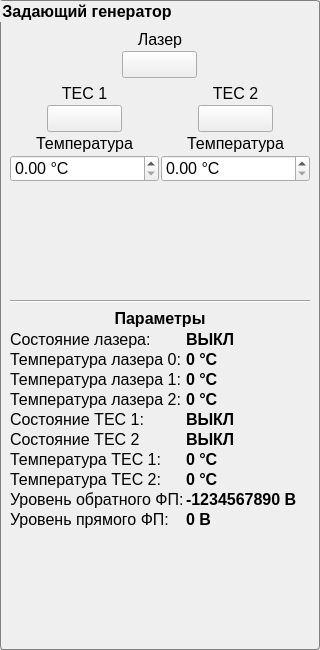
The window that generator_panel.ui (bulkanul/EVO_YFL_1064_GUI_coherent2) describes before a commit, drawn with Qt 5.
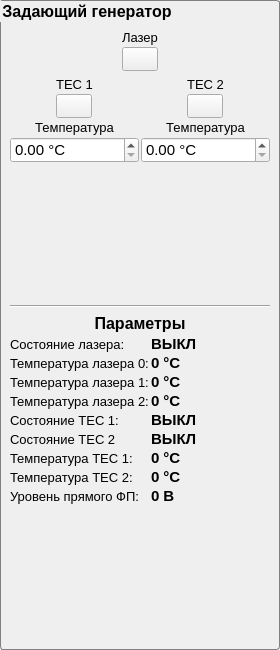
The same window after the commit. Icons and pictures are not drawn.

The edit to the form file:
```diff
--- a/generator_panel.ui
+++ b/generator_panel.ui
@@ -6,19 +6,19 @@
    <rect>
     <x>0</x>
     <y>0</y>
-    <width>320</width>
+    <width>280</width>
     <height>650</height>
    </rect>
   </property>
   <property name="minimumSize">
    <size>
-    <width>320</width>
+    <width>280</width>
     <height>0</height>
    </size>
   </property>
   <property name="maximumSize">
    <size>
-    <width>320</width>
+    <width>290</width>
     <height>16777215</height>
    </size>
   </property>
@@ -60,6 +60,12 @@
      <property name="title">
       <string>Задающий генератор</string>
      </property>
+     <property name="flat">
+      <bool>false</bool>
+     </property>
+     <property name="checkable">
+      <bool>false</bool>
+     </property>
      <layout class="QVBoxLayout" name="verticalLayout_2">
       <property name="leftMargin">
        <number>9</number>
@@ -92,7 +98,7 @@
             <property name="font">
              <font>
               <family>Arial</family>
-              <pointsize>12</pointsize>
+              <pointsize>10</pointsize>
              </font>
             </property>
             <property name="text">
@@ -111,14 +117,14 @@
            <widget class="QPushButton" name="pb_laser_onoff">
             <property name="minimumSize">
              <size>
-              <width>75</width>
-              <height>27</height>
+              <width>36</width>
+              <height>24</height>
              </size>
             </property>
             <property name="maximumSize">
              <size>
-              <width>75</width>
-              <height>27</height>
+              <width>36</width>
+              <height>24</height>
              </size>
             </property>
             <property name="styleSheet">
@@ -172,7 +178,7 @@
               <property name="font">
                <font>
                 <family>Arial</family>
-                <pointsize>12</pointsize>
+                <pointsize>10</pointsize>
                </font>
               </property>
               <property name="text">
@@ -191,14 +197,14 @@
              <widget class="QPushButton" name="pb_tec_1_onoff">
               <property name="minimumSize">
                <size>
-                <width>75</width>
-                <height>27</height>
+                <width>36</width>
+                <height>24</height>
                </size>
               </property>
               <property name="maximumSize">
                <size>
-                <width>75</width>
-                <height>27</height>
+                <width>36</width>
+                <height>24</height>
                </size>
               </property>
               <property name="styleSheet">
@@ -245,7 +251,7 @@
                 <property name="font">
                  <font>
                   <family>Arial</family>
-                  <pointsize>12</pointsize>
+                  <pointsize>10</pointsize>
                  </font>
                 </property>
                 <property name="text">
@@ -264,7 +270,7 @@
                <widget class="QDoubleSpinBox" name="dsb_temp_1">
                 <property name="font">
                  <font>
-                  <pointsize>12</pointsize>
+                  <pointsize>11</pointsize>
                  </font>
                 </property>
                 <property name="suffix">
@@ -287,7 +293,7 @@
               <property name="font">
                <font>
                 <family>Arial</family>
-                <pointsize>12</pointsize>
+                <pointsize>10</pointsize>
                </font>
               </property>
               <property name="text">
@@ -306,14 +312,14 @@
              <widget class="QPushButton" name="pb_tec_2_onoff">
               <property name="minimumSize">
                <size>
-                <width>75</width>
-                <height>27</height>
+                <width>36</width>
+                <height>24</height>
                </size>
               </property>
               <property name="maximumSize">
                <size>
-                <width>75</width>
-                <height>27</height>
+                <width>36</width>
+                <height>24</height>
                </size>
               </property>
               <property name="styleSheet">
@@ -360,7 +366,7 @@
                 <property name="font">
                  <font>
                   <family>Arial</family>
-                  <pointsize>12</pointsize>
+                  <pointsize>10</pointsize>
                  </font>
                 </property>
                 <property name="text">
@@ -379,7 +385,7 @@
                <widget class="QDoubleSpinBox" name="dsb_temp_2">
                 <property name="font">
                  <font>
-                  <pointsize>12</pointsize>
+                  <pointsize>11</pointsize>
                  </font>
                 </property>
                 <property name="suffix">
@@ -451,7 +457,7 @@
             <property name="font">
              <font>
               <family>Arial</family>
-              <pointsize>12</pointsize>
+              <pointsize>10</pointsize>
              </font>
             </property>
             <property name="text">
@@ -476,7 +482,7 @@
             <property name="font">
              <font>
               <family>Arial</family>
-              <pointsize>12</pointsize>
+              <pointsize>11</pointsize>
               <weight>75</weight>
               <bold>true</bold>
              </font>
@@ -491,7 +497,7 @@
             <property name="font">
              <font>
               <family>Arial</family>
-              <pointsize>12</pointsize>
+              <pointsize>10</pointsize>
              </font>
             </property>
             <property name="text">
@@ -516,7 +522,87 @@
             <property name="font">
              <font>
               <family>Arial</family>
-              <pointsize>12</pointsize>
+              <pointsize>11</pointsize>
+              <weight>75</weight>
+              <bold>true</bold>
+             </font>
+            </property>
+            <property name="text">
+             <string>0 °C</string>
+            </property>
+           </widget>
+          </item>
+          <item row="2" column="0">
+           <widget class="QLabel" name="label_2">
+            <property name="font">
+             <font>
+              <family>Arial</family>
+              <pointsize>10</pointsize>
+             </font>
+            </property>
+            <property name="text">
+             <string>Температура лазера 1:</string>
+            </property>
+           </widget>
+          </item>
+          <item row="2" column="1">
+           <widget class="QLabel" name="l_laser_temp_1">
+            <property name="minimumSize">
+             <size>
+              <width>120</width>
+              <height>0</height>
+             </size>
+            </property>
+            <property name="maximumSize">
+             <size>
+              <width>120</width>
+              <height>16777215</height>
+             </size>
+            </property>
+            <property name="font">
+             <font>
+              <family>Arial</family>
+              <pointsize>11</pointsize>
+              <weight>75</weight>
+              <bold>true</bold>
+             </font>
+            </property>
+            <property name="text">
+             <string>0 °C</string>
+            </property>
+           </widget>
+          </item>
+          <item row="3" column="0">
+           <widget class="QLabel" name="label_3">
+            <property name="font">
+             <font>
+              <family>Arial</family>
+              <pointsize>10</pointsize>
+             </font>
+            </property>
+            <property name="text">
+             <string>Температура лазера 2:</string>
+            </property>
+           </widget>
+          </item>
+          <item row="3" column="1">
+           <widget class="QLabel" name="l_laser_temp_2">
+            <property name="minimumSize">
+             <size>
+              <width>120</width>
+              <height>0</height>
+             </size>
+            </property>
+            <property name="maximumSize">
+             <size>
+              <width>120</width>
+              <height>16777215</height>
+             </size>
+            </property>
+            <property name="font">
+             <font>
+              <family>Arial</family>
+              <pointsize>11</pointsize>
               <weight>75</weight>
               <bold>true</bold>
              </font>
@@ -531,7 +617,7 @@
             <property name="font">
              <font>
               <family>Arial</family>
-              <pointsize>12</pointsize>
+              <pointsize>10</pointsize>
              </font>
             </property>
             <property name="text">
@@ -556,7 +642,47 @@
             <property name="font">
              <font>
               <family>Arial</family>
-              <pointsize>12</pointsize>
+              <pointsize>11</pointsize>
+              <weight>75</weight>
+              <bold>true</bold>
+             </font>
+            </property>
+            <property name="text">
+             <string>ВЫКЛ</string>
+            </property>
+           </widget>
+          </item>
+          <item row="5" column="0">
+           <widget class="QLabel" name="label_6">
+            <property name="font">
+             <font>
+              <family>Arial</family>
+              <pointsize>10</pointsize>
+             </font>
+            </property>
+            <property name="text">
+             <string>Состояние TEC 2</string>
+            </property>
+           </widget>
+          </item>
+          <item row="5" column="1">
+           <widget class="QLabel" name="l_tec_state_2">
+            <property name="minimumSize">
+             <size>
+              <width>120</width>
+              <height>0</height>
+             </size>
+            </property>
+            <property name="maximumSize">
+             <size>
+              <width>120</width>
+              <height>16777215</height>
+             </size>
+            </property>
+            <property name="font">
+             <font>
+              <family>Arial</family>
+              <pointsize>11</pointsize>
               <weight>75</weight>
               <bold>true</bold>
              </font>
@@ -571,7 +697,7 @@
             <property name="font">
              <font>
               <family>Arial</family>
-              <pointsize>12</pointsize>
+              <pointsize>10</pointsize>
              </font>
             </property>
             <property name="text">
@@ -596,7 +722,7 @@
             <property name="font">
              <font>
               <family>Arial</family>
-              <pointsize>12</pointsize>
+              <pointsize>11</pointsize>
               <weight>75</weight>
               <bold>true</bold>
              </font>
@@ -606,131 +732,12 @@
             </property>
            </widget>
           </item>
-          <item row="8" column="0">
-           <widget class="QLabel" name="label_14">
-            <property name="font">
-             <font>
-              <family>Arial</family>
-              <pointsize>12</pointsize>
-             </font>
-            </property>
-            <property name="text">
-             <string>Уровень обратного ФП:</string>
-            </property>
-           </widget>
-          </item>
-          <item row="8" column="1">
-           <widget class="QLabel" name="l_pd_back">
-            <property name="minimumSize">
-             <size>
-              <width>120</width>
-              <height>0</height>
-             </size>
-            </property>
-            <property name="maximumSize">
-             <size>
-              <width>120</width>
-              <height>16777215</height>
-             </size>
-            </property>
-            <property name="font">
-             <font>
-              <family>Arial</family>
-              <pointsize>12</pointsize>
-              <weight>75</weight>
-              <bold>true</bold>
-             </font>
-            </property>
-            <property name="text">
-             <string>-1234567890 В</string>
-            </property>
-           </widget>
-          </item>
-          <item row="9" column="0">
-           <widget class="QLabel" name="label_15">
-            <property name="font">
-             <font>
-              <family>Arial</family>
-              <pointsize>12</pointsize>
-             </font>
-            </property>
-            <property name="text">
-             <string>Уровень прямого ФП:</string>
-            </property>
-           </widget>
-          </item>
-          <item row="9" column="1">
-           <widget class="QLabel" name="l_pd_forw">
-            <property name="minimumSize">
-             <size>
-              <width>120</width>
-              <height>0</height>
-             </size>
-            </property>
-            <property name="maximumSize">
-             <size>
-              <width>120</width>
-              <height>16777215</height>
-             </size>
-            </property>
-            <property name="font">
-             <font>
-              <family>Arial</family>
-              <pointsize>12</pointsize>
-              <weight>75</weight>
-              <bold>true</bold>
-             </font>
-            </property>
-            <property name="text">
-             <string>0 В</string>
-            </property>
-           </widget>
-          </item>
-          <item row="2" column="0">
-           <widget class="QLabel" name="label_2">
-            <property name="font">
-             <font>
-              <family>Arial</family>
-              <pointsize>12</pointsize>
-             </font>
-            </property>
-            <property name="text">
-             <string>Температура лазера 1:</string>
-            </property>
-           </widget>
-          </item>
-          <item row="3" column="0">
-           <widget class="QLabel" name="label_3">
-            <property name="font">
-             <font>
-              <family>Arial</family>
-              <pointsize>12</pointsize>
-             </font>
-            </property>
-            <property name="text">
-             <string>Температура лазера 2:</string>
-            </property>
-           </widget>
-          </item>
-          <item row="5" column="0">
-           <widget class="QLabel" name="label_6">
-            <property name="font">
-             <font>
-              <family>Arial</family>
-              <pointsize>12</pointsize>
-             </font>
-            </property>
-            <property name="text">
-             <string>Состояние TEC 2</string>
-            </property>
-           </widget>
-          </item>
           <item row="7" column="0">
            <widget class="QLabel" name="label_7">
             <property name="font">
              <font>
               <family>Arial</family>
-              <pointsize>12</pointsize>
+              <pointsize>10</pointsize>
              </font>
             </property>
             <property name="text">
@@ -738,87 +745,6 @@
             </property>
            </widget>
           </item>
-          <item row="2" column="1">
-           <widget class="QLabel" name="l_laser_temp_1">
-            <property name="minimumSize">
-             <size>
-              <width>120</width>
-              <height>0</height>
-             </size>
-            </property>
-            <property name="maximumSize">
-             <size>
-              <width>120</width>
-              <height>16777215</height>
-             </size>
-            </property>
-            <property name="font">
-             <font>
-              <family>Arial</family>
-              <pointsize>12</pointsize>
-              <weight>75</weight>
-              <bold>true</bold>
-             </font>
-            </property>
-            <property name="text">
-             <string>0 °C</string>
-            </property>
-           </widget>
-          </item>
-          <item row="3" column="1">
-           <widget class="QLabel" name="l_laser_temp_2">
-            <property name="minimumSize">
-             <size>
-              <width>120</width>
-              <height>0</height>
-             </size>
-            </property>
-            <property name="maximumSize">
-             <size>
-              <width>120</width>
-              <height>16777215</height>
-             </size>
-            </property>
-            <property name="font">
-             <font>
-              <family>Arial</family>
-              <pointsize>12</pointsize>
-              <weight>75</weight>
-              <bold>true</bold>
-             </font>
-            </property>
-            <property name="text">
-             <string>0 °C</string>
-            </property>
-           </widget>
-          </item>
-          <item row="5" column="1">
-           <widget class="QLabel" name="l_tec_state_2">
-            <property name="minimumSize">
-             <size>
-              <width>120</width>
-              <height>0</height>
-             </size>
-            </property>
-            <property name="maximumSize">
-             <size>
-              <width>120</width>
-              <height>16777215</height>
-             </size>
-            </property>
-            <property name="font">
-             <font>
-              <family>Arial</family>
-              <pointsize>12</pointsize>
-              <weight>75</weight>
-              <bold>true</bold>
-             </font>
-            </property>
-            <property name="text">
-             <string>ВЫКЛ</string>
-            </property>
-           </widget>
-          </item>
           <item row="7" column="1">
            <widget class="QLabel" name="l_tec_temp_2">
             <property name="minimumSize">
@@ -836,7 +762,7 @@
             <property name="font">
              <font>
               <family>Arial</family>
-              <pointsize>12</pointsize>
+              <pointsize>11</pointsize>
               <weight>75</weight>
               <bold>true</bold>
              </font>
@@ -846,6 +772,46 @@
             </property>
            </widget>
           </item>
+          <item row="8" column="0">
+           <widget class="QLabel" name="label_15">
+            <property name="font">
+             <font>
+              <family>Arial</family>
+              <pointsize>10</pointsize>
+             </font>
+            </property>
+            <property name="text">
+             <string>Уровень прямого ФП:</string>
+            </property>
+           </widget>
+          </item>
+          <item row="8" column="1">
+           <widget class="QLabel" name="l_pd_forw">
+            <property name="minimumSize">
+             <size>
+              <width>120</width>
+              <height>0</height>
+             </size>
+            </property>
+            <property name="maximumSize">
+             <size>
+              <width>120</width>
+              <height>16777215</height>
+             </size>
+            </property>
+            <property name="font">
+             <font>
+              <family>Arial</family>
+              <pointsize>11</pointsize>
+              <weight>75</weight>
+              <bold>true</bold>
+             </font>
+            </property>
+            <property name="text">
+             <string>0 В</string>
+            </property>
+           </widget>
+          </item>
          </layout>
         </item>
        </layout>
```
Left out of the diff: 36 changed lines with no effect on the pictures.
